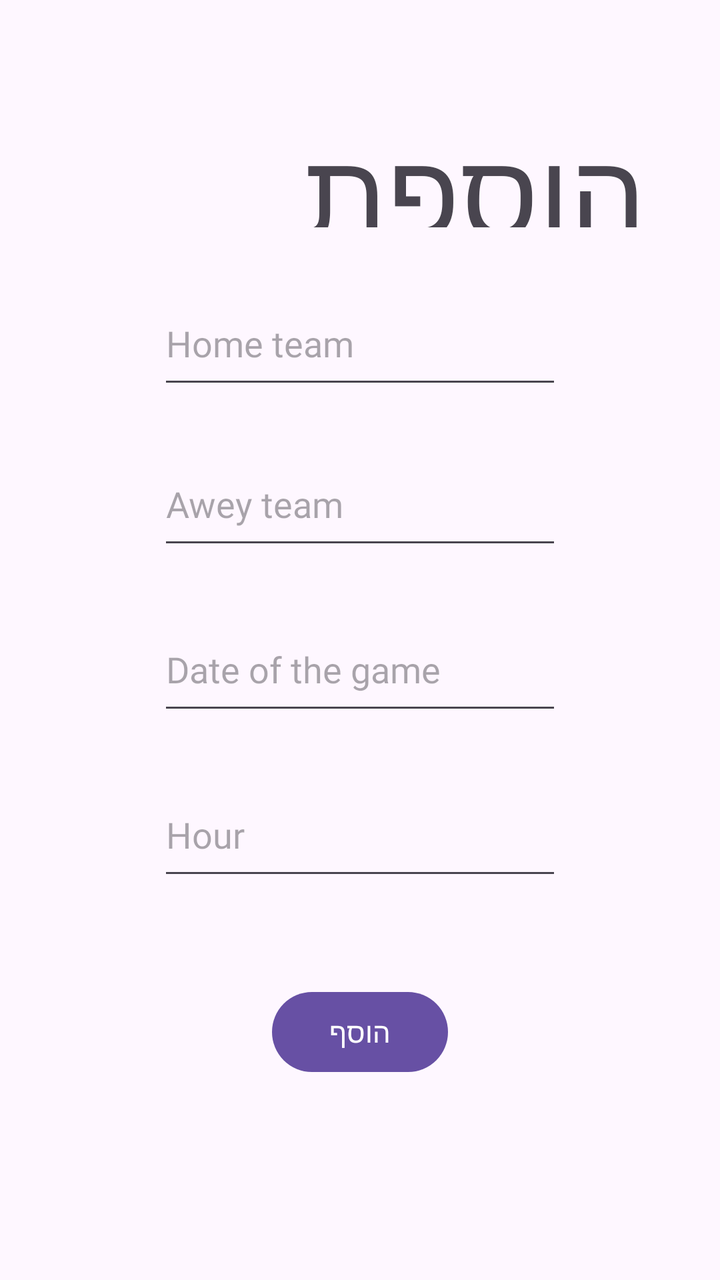
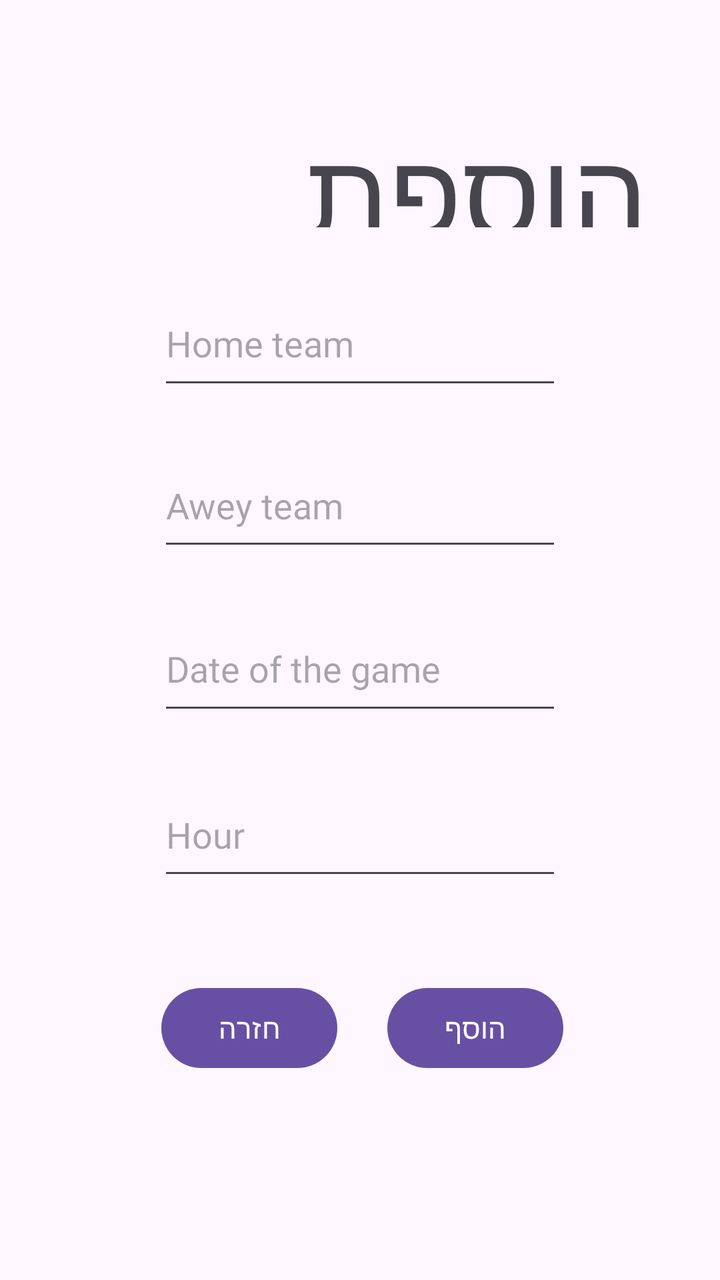

Before-and-after screenshots of an Android layout around one commit, followed by the original layout XML and the change that was made.
<!-- AndroidManifest.xml: application theme Theme.Eyalproject -->
<!-- res/layout/activity_add_game.xml -->
<?xml version="1.0" encoding="utf-8"?>
<androidx.constraintlayout.widget.ConstraintLayout xmlns:android="http://schemas.android.com/apk/res/android"
    xmlns:app="http://schemas.android.com/apk/res-auto"
    xmlns:tools="http://schemas.android.com/tools"
    android:id="@+id/main"
    android:layout_width="match_parent"
    android:layout_height="match_parent"
    tools:context=".screens.AddGame">

    <TextView
        android:id="@+id/textgame"
        android:layout_width="0dp"
        android:layout_height="0dp"
        android:layout_marginStart="37dp"
        android:layout_marginTop="55dp"
        android:layout_marginEnd="37dp"
        android:layout_marginBottom="27dp"
        android:fontFamily="@font/secular_one_regular"
        android:text="הוספת משחק"
        android:textSize="60dp"
        app:layout_constraintBottom_toTopOf="@+id/text_hometeam"
        app:layout_constraintEnd_toEndOf="parent"
        app:layout_constraintStart_toStartOf="parent"
        app:layout_constraintTop_toTopOf="parent" />

    <EditText
        android:id="@+id/text_hometeam"
        android:layout_width="202dp"
        android:layout_height="0dp"
        android:layout_marginBottom="22dp"
        android:fontFamily="@font/secular_one_regular"
        android:hint="Home team"
        app:layout_constraintBottom_toTopOf="@+id/text_awayteam"
        app:layout_constraintEnd_toEndOf="parent"
        app:layout_constraintStart_toStartOf="parent"
        app:layout_constraintTop_toBottomOf="@+id/textgame" />

    <EditText
        android:id="@+id/text_awayteam"
        android:layout_width="202dp"
        android:layout_height="0dp"

        android:layout_marginBottom="24dp"
        android:fontFamily="@font/secular_one_regular"
        android:hint="Awey team"
        app:layout_constraintBottom_toTopOf="@+id/text_date"
        app:layout_constraintEnd_toEndOf="parent"
        app:layout_constraintStart_toStartOf="parent"
        app:layout_constraintTop_toBottomOf="@+id/text_hometeam" />

    <EditText
        android:id="@+id/text_date"
        android:layout_width="202dp"
        android:layout_height="0dp"

        android:layout_marginBottom="24dp"
        android:fontFamily="@font/secular_one_regular"
        android:hint="Date of the game"
        app:layout_constraintBottom_toTopOf="@+id/text_hour"
        app:layout_constraintEnd_toEndOf="parent"
        app:layout_constraintStart_toStartOf="parent"
        app:layout_constraintTop_toBottomOf="@+id/text_awayteam" />

    <EditText
        android:id="@+id/text_hour"
        android:layout_width="202dp"
        android:layout_height="0dp"
        android:layout_marginBottom="47dp"
        android:fontFamily="@font/secular_one_regular"
        android:hint="Hour"
        app:layout_constraintBottom_toTopOf="@+id/btnAdd"
        app:layout_constraintEnd_toEndOf="parent"
        app:layout_constraintStart_toStartOf="parent"
        app:layout_constraintTop_toBottomOf="@+id/text_date" />

    <Button
        android:id="@+id/btnAdd"
        android:layout_width="wrap_content"
        android:layout_height="wrap_content"
        android:layout_marginBottom="100dp"
        android:fontFamily="@font/secular_one_regular"
        android:text="הוסף"
        app:layout_constraintBottom_toBottomOf="parent"
        app:layout_constraintEnd_toEndOf="parent"
        app:layout_constraintStart_toStartOf="parent"
        app:layout_constraintTop_toBottomOf="@+id/text_hour" />
</androidx.constraintlayout.widget.ConstraintLayout>
<!-- resources referenced by this layout -->
<resources>
  <style name="Theme.Eyalproject" parent="Base.Theme.Eyalproject" />
  <style name="Base.Theme.Eyalproject" parent="Theme.Material3.DayNight.NoActionBar">
          
          
      </style>
</resources>

<!-- the commit's change to res/layout/activity_add_game.xml (unified diff, before → after) -->
@@ -11,9 +11,9 @@
         android:id="@+id/textgame"
         android:layout_width="0dp"
         android:layout_height="0dp"
-        android:layout_marginStart="37dp"
+        android:layout_marginStart="36dp"
         android:layout_marginTop="55dp"
-        android:layout_marginEnd="37dp"
+        android:layout_marginEnd="36dp"
         android:layout_marginBottom="27dp"
         android:fontFamily="@font/secular_one_regular"
         android:text="הוספת משחק"
@@ -40,7 +40,7 @@
         android:layout_width="202dp"
         android:layout_height="0dp"
 
-        android:layout_marginBottom="24dp"
+        android:layout_marginBottom="23dp"
         android:fontFamily="@font/secular_one_regular"
         android:hint="Awey team"
         app:layout_constraintBottom_toTopOf="@+id/text_date"
@@ -65,7 +65,7 @@
         android:id="@+id/text_hour"
         android:layout_width="202dp"
         android:layout_height="0dp"
-        android:layout_marginBottom="47dp"
+        android:layout_marginBottom="45dp"
         android:fontFamily="@font/secular_one_regular"
         android:hint="Hour"
         app:layout_constraintBottom_toTopOf="@+id/btnAdd"
@@ -77,11 +77,24 @@
         android:id="@+id/btnAdd"
         android:layout_width="wrap_content"
         android:layout_height="wrap_content"
-        android:layout_marginBottom="100dp"
+        android:layout_marginBottom="102dp"
         android:fontFamily="@font/secular_one_regular"
         android:text="הוסף"
         app:layout_constraintBottom_toBottomOf="parent"
         app:layout_constraintEnd_toEndOf="parent"
-        app:layout_constraintStart_toStartOf="parent"
+        app:layout_constraintStart_toEndOf="@+id/backToAdmin"
         app:layout_constraintTop_toBottomOf="@+id/text_hour" />
+
+    <Button
+        android:id="@+id/backToAdmin"
+        android:layout_width="wrap_content"
+        android:layout_height="wrap_content"
+        android:layout_marginStart="2dp"
+        android:layout_marginEnd="25dp"
+        android:fontFamily="@font/secular_one_regular"
+        android:text="חזרה"
+        app:layout_constraintBaseline_toBaselineOf="@+id/btnAdd"
+        app:layout_constraintEnd_toStartOf="@+id/btnAdd"
+        app:layout_constraintHorizontal_chainStyle="packed"
+        app:layout_constraintStart_toStartOf="parent" />
 </androidx.constraintlayout.widget.ConstraintLayout>
